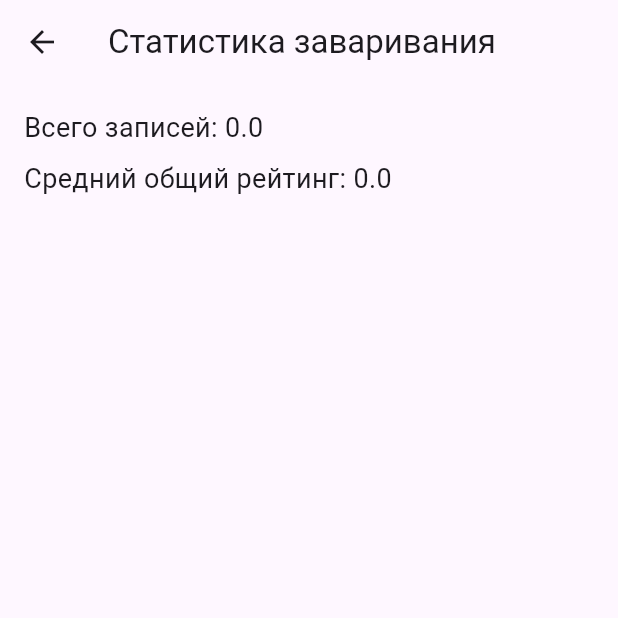
After one commit to deledzis/BrewDiary, a Flutter app: the screen it shows after launch, item 3 of the bottom bar chosen, after a tap on "Статистика заваривания", on a phone screen of 412 x 824 dp, the top half of it. The commit adds this screen. Run offline on Flutter 3.47's test engine with Material 3 defaults, Android fonts, the phone set to English and light mode, and no system bars; our stand-ins replace image_picker, share_plus, sqflite, sqflite_common_ffi; accounts and stored records are empty.

Commit message:
fix rating calculation + share recipe functionality

```diff
--- a/lib/settings/settings_screen.dart
+++ b/lib/settings/settings_screen.dart
@@ -1,3 +1,4 @@
+import 'package:brew_diary/settings/statistics_screen.dart';
 import 'package:flutter/material.dart';
 
 import '../grinder/coffee_grinder_screen.dart';
@@ -32,6 +33,19 @@ class SettingsScreen extends StatelessWidget {
                 );
               },
             ),
+            const Divider(),
+            ListTile(
+              title: const Text('Статистика заваривания'),
+              trailing: const Icon(Icons.bar_chart),
+              onTap: () {
+                Navigator.push(
+                  context,
+                  MaterialPageRoute(
+                    builder: (context) => const StatisticsScreen(),
+                  ),
+                );
+              },
+            ),
           ],
         ),
       ),
--- /dev/null
+++ b/lib/settings/statistics_screen.dart
@@ -0,0 +1,74 @@
+import 'package:flutter/material.dart';
+
+import '../db/db_helper.dart';
+
+class StatisticsScreen extends StatefulWidget {
+  const StatisticsScreen({super.key});
+
+  @override
+  _StatisticsScreenState createState() => _StatisticsScreenState();
+}
+
+class _StatisticsScreenState extends State<StatisticsScreen> {
+  List<Map<String, dynamic>> _results = [];
+  bool _isLoading = true;
+
+  @override
+  void initState() {
+    super.initState();
+    _loadResults();
+  }
+
+  Future<void> _loadResults() async {
+    final results = await DBHelper().getBrewingResults();
+    setState(() {
+      _results = results;
+      _isLoading = false;
+    });
+  }
+
+  double calculateOverallRating(Map<String, dynamic> entry) {
+    double aroma = (entry['aroma'] ?? 0);
+    double acidity = (entry['acidity'] ?? 0);
+    double sweetness = (entry['sweetness'] ?? 0);
+    double body = (entry['body'] ?? 0);
+    return (aroma + acidity + sweetness + body) / 4;
+  }
+
+  @override
+  Widget build(BuildContext context) {
+    double totalBrews = _results.length.toDouble();
+    double averageRating = 0;
+    if (_results.isNotEmpty) {
+      double sum = 0;
+      for (var entry in _results) {
+        sum += calculateOverallRating(entry);
+      }
+      averageRating = sum / _results.length;
+    }
+
+    return Scaffold(
+      appBar: AppBar(title: const Text('Статистика заваривания')),
+      body:
+          _isLoading
+              ? const Center(child: CircularProgressIndicator())
+              : Padding(
+                padding: const EdgeInsets.all(16),
+                child: Column(
+                  crossAxisAlignment: CrossAxisAlignment.start,
+                  children: [
+                    Text(
+                      'Всего записей: $totalBrews',
+                      style: const TextStyle(fontSize: 18),
+                    ),
+                    const SizedBox(height: 8),
+                    Text(
+                      'Средний общий рейтинг: ${averageRating.toStringAsFixed(1)}',
+                      style: const TextStyle(fontSize: 18),
+                    ),
+                  ],
+                ),
+              ),
+    );
+  }
+}
--- a/pubspec.yaml
+++ b/pubspec.yaml
@@ -34,6 +34,7 @@ dependencies:
   sqflite: ^2.4.2
   sqflite_common_ffi: ^2.3.5
   image_picker: ^1.1.2
+  share_plus: ^10.1.4
 
   # The following adds the Cupertino Icons font to your application.
   # Use with the CupertinoIcons class for iOS style icons.
```
Also changed, not shown: lib/home/journal_screen.dart (+10 -1 lines), lib/recipes/recipe_detail_screen.dart (+11 -0 lines).
